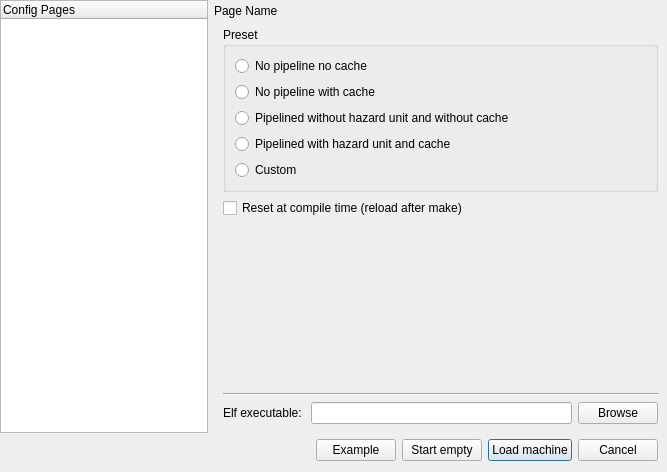
Before: the Qt Designer form src/gui/dialogs/new/NewDialog.ui in cvut/qtrvsim, drawn with Qt 5.
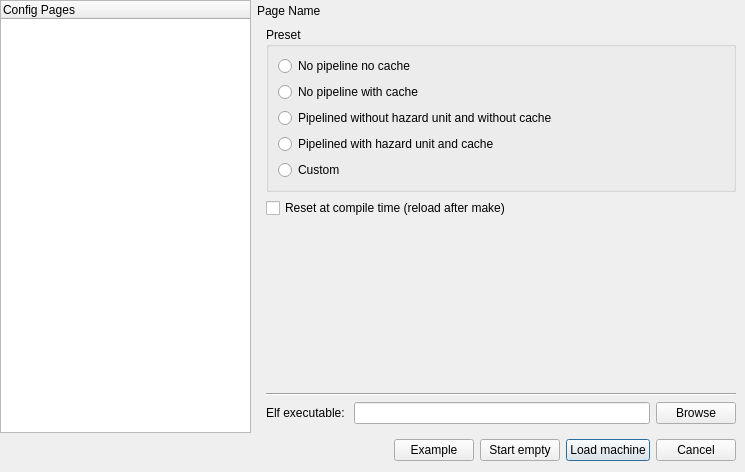
After: the same form once the commit is applied.

Commit message: GUI: New dialog: make it wider to fit better in wasm build

What changed in the file:
```diff
--- a/src/gui/dialogs/new/NewDialog.ui
+++ b/src/gui/dialogs/new/NewDialog.ui
@@ -6,7 +6,7 @@
    <rect>
     <x>0</x>
     <y>0</y>
-    <width>667</width>
+    <width>745</width>
     <height>472</height>
    </rect>
   </property>
@@ -30,6 +30,12 @@
     <layout class="QHBoxLayout" name="horizontalLayout_4">
      <item>
       <widget class="QTreeWidget" name="page_select_tree">
+       <property name="minimumSize">
+        <size>
+         <width>135</width>
+         <height>0</height>
+        </size>
+       </property>
        <column>
         <property name="text">
          <string notr="true">Config Pages</string>
```
